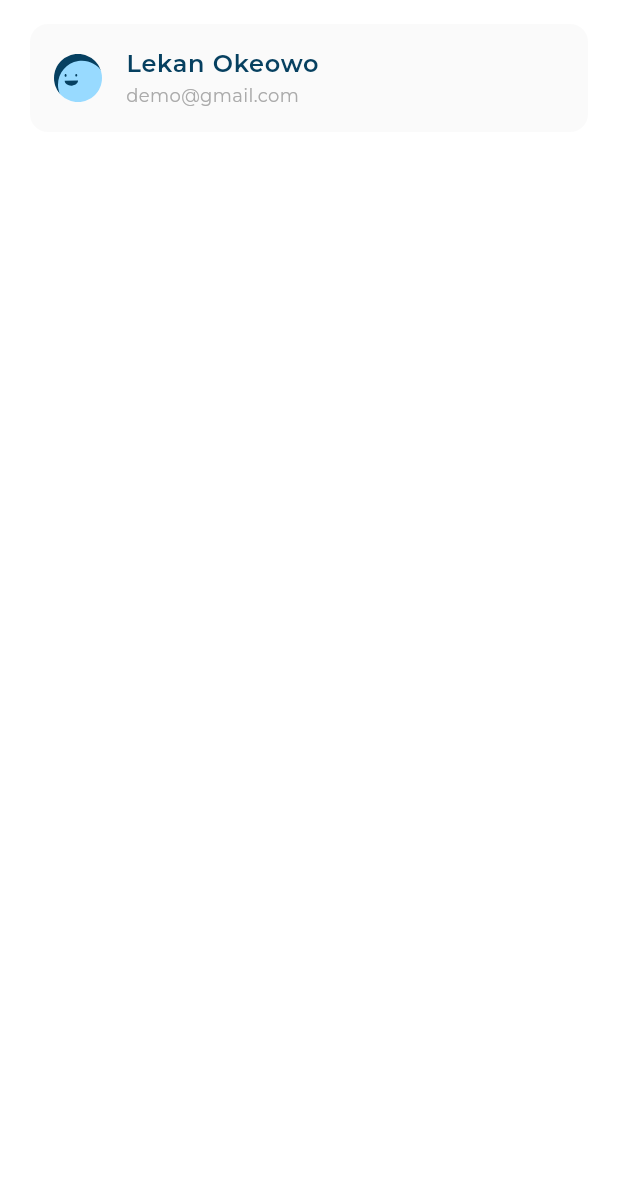
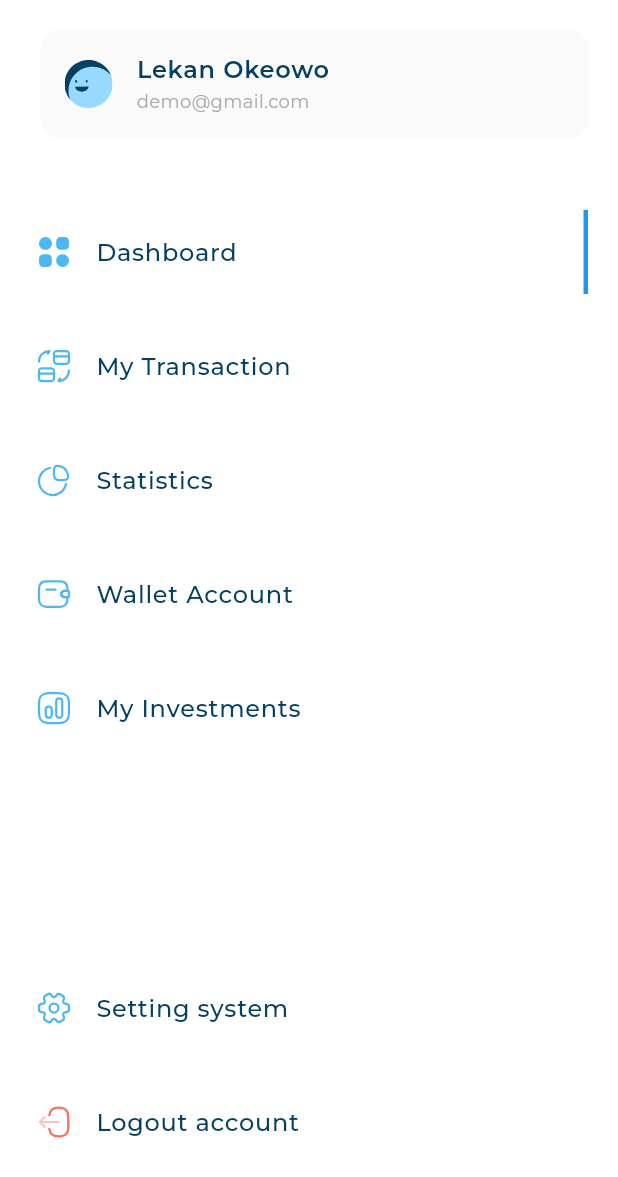
Before and after one commit to aconitum001/responsive-dashboard, a Flutter app: the CustomDrawer widget shown alone on an empty page, opened directly, on a phone screen of 412 x 824 dp. Shown: the top 1177 px of the screen. Run offline on Flutter 3.47's test engine with Material 3 defaults, Android fonts, the phone set to English and light mode, and no system bars; our stand-ins replace flutter_svg; project files that could hold a hidden picture were left out.

Commit message:
custom drawer widget done

```diff
--- a/lib/utils/app_assets.dart
+++ b/lib/utils/app_assets.dart
@@ -29,9 +29,9 @@ class Assets {
   /// assets/expense_icon.svg
   static const String assetsExpenseIcon = "assets/expense_icon.svg";
 
-  /// Assets for assetsFontsMontserratVariableFontWght
-  /// assets/fonts/Montserrat-VariableFont_wght.ttf
-  static const String assetsFontsMontserratVariableFontWght = "assets/fonts/Montserrat-VariableFont_wght.ttf";
+  /// Assets for assetsFontsMontserratRegular
+  /// assets/fonts/Montserrat-Regular.ttf
+  static const String assetsFontsMontserratRegular = "assets/fonts/Montserrat-Regular.ttf";
 
   /// Assets for assetsIncomeIcon
   /// assets/income_icon.svg
@@ -40,6 +40,14 @@ class Assets {
   /// Assets for assetsInvestmentsIcon
   /// assets/investments_icon.svg
   static const String assetsInvestmentsIcon = "assets/investments_icon.svg";
+
+  /// Assets for assetsLogout
+  /// assets/logout.svg
+  static const String assetsLogout = "assets/logout.svg";
+
+  /// Assets for assetsSetting2
+  /// assets/setting-2.svg
+  static const String assetsSetting2 = "assets/setting-2.svg";
 
   /// Assets for assetsStatisticsIcon
   /// assets/statistics_icon.svg
--- a/lib/widgets/custom_drawer.dart
+++ b/lib/widgets/custom_drawer.dart
@@ -1,25 +1,97 @@
 import 'package:flutter/material.dart';
+import 'package:responsive_dashboard/models/drawer_item_model.dart';
 import 'package:responsive_dashboard/utils/app_assets.dart';
+import 'package:responsive_dashboard/widgets/drawer_item.dart';
 import 'package:responsive_dashboard/widgets/user_info_list_tile.dart';
 
 class CustomDrawer extends StatelessWidget {
   const CustomDrawer({super.key});
 
+  static const List<DrawerItemModel> items = [
+    DrawerItemModel(
+      title: "Dashboard",
+      image: Assets.assetsDashboardIcon,
+    ),
+    DrawerItemModel(
+      title: "My Transaction",
+      image: Assets.assetsTransactionIcon,
+    ),
+    DrawerItemModel(
+      title: "Statistics",
+      image: Assets.assetsStatisticsIcon,
+    ),
+    DrawerItemModel(
+      title: "Wallet Account",
+      image: Assets.assetsWalletIcon,
+    ),
+    DrawerItemModel(
+      title: "My Investments",
+      image: Assets.assetsInvestmentsIcon,
+    ),
+    DrawerItemModel(
+      title: "Setting system",
+      image: Assets.assetsSetting2,
+    ),
+    DrawerItemModel(
+      title: "Logout account",
+      image: Assets.assetsLogout,
+    ),
+  ];
+
   @override
   Widget build(BuildContext context) {
     return Container(
       color: Colors.white,
-      child: const Column(
+      child: Column(
         crossAxisAlignment: CrossAxisAlignment.start,
         children: [
-          UserInfoListTile(
+          const UserInfoListTile(
             title: "Lekan Okeowo",
             subTitle: "demo@gmail.com",
             image: Assets.assetsAvatar3,
           ),
-          SizedBox(
+          const SizedBox(
             height: 8,
           ),
+          Padding(
+            padding: const EdgeInsets.only(left: 8, right: 20),
+            child: ListView.builder(
+              shrinkWrap: true,
+              itemCount: items.length - 2,
+              physics: const NeverScrollableScrollPhysics(),
+              itemBuilder: (context, index) {
+                return Padding(
+                  padding: const EdgeInsets.only(
+                    top: 20,
+                  ),
+                  child: DrawerItem(
+                    drawerItemModel: items[index],
+                    isSelected: index == 0 ? true : false,
+                  ),
+                );
+              },
+            ),
+          ),
+          const Spacer(
+            flex: 1,
+          ),
+          Padding(
+            padding: const EdgeInsets.only(left: 8, bottom: 48, right: 20),
+            child: ListView.builder(
+              shrinkWrap: true,
+              itemCount: items.length - 5,
+              physics: const NeverScrollableScrollPhysics(),
+              itemBuilder: (context, index) {
+                return Padding(
+                  padding: const EdgeInsets.only(top: 20),
+                  child: DrawerItem(
+                    drawerItemModel: items[index + 5],
+                    isSelected: false,
+                  ),
+                );
+              },
+            ),
+          )
         ],
       ),
     );
--- a/lib/widgets/dashboard_desktop_layout.dart
+++ b/lib/widgets/dashboard_desktop_layout.dart
@@ -10,17 +10,17 @@ class DashboardDesktopLayout extends StatelessWidget {
     return Row(
       children: [
         const Expanded(
-          flex: 1,
+          flex: 2,
           child: CustomDrawer(),
         ),
         Expanded(
-          flex: 3,
+          flex: 5,
           child: Container(
             color: Colors.red,
           ),
         ),
         Expanded(
-          flex: 2,
+          flex: 4,
           child: Container(
             color: Colors.purple,
           ),
--- a/lib/widgets/drawer_item.dart
+++ b/lib/widgets/drawer_item.dart
@@ -4,16 +4,27 @@ import 'package:responsive_dashboard/models/drawer_item_model.dart';
 import 'package:responsive_dashboard/utils/app_styles.dart';
 
 class DrawerItem extends StatelessWidget {
-  const DrawerItem({super.key, required this.drawerItemModel});
+  const DrawerItem(
+      {super.key, required this.drawerItemModel, required this.isSelected});
 
   final DrawerItemModel drawerItemModel;
+  final bool isSelected;
   @override
   Widget build(BuildContext context) {
-    return ListTile(
-      leading: SvgPicture.asset(drawerItemModel.image),
-      title: Text(
-        drawerItemModel.title,
-        style: AppStyles.styleMedium16,
+    return Container(
+      decoration: BoxDecoration(
+        border: isSelected
+            ? const Border(
+                right: BorderSide(color: Colors.blue, width: 3),
+              )
+            : null,
+      ),
+      child: ListTile(
+        leading: SvgPicture.asset(drawerItemModel.image),
+        title: Text(
+          drawerItemModel.title,
+          style: AppStyles.styleMedium16,
+        ),
       ),
     );
   }
--- a/lib/widgets/user_info_list_tile.dart
+++ b/lib/widgets/user_info_list_tile.dart
@@ -15,7 +15,7 @@ class UserInfoListTile extends StatelessWidget {
   @override
   Widget build(BuildContext context) {
     return Card(
-      margin: const EdgeInsets.symmetric(horizontal: 20, vertical: 16),
+      margin: const EdgeInsets.only(left: 27, right: 20, top: 20, bottom: 20),
       color: const Color(0xffFAFAFA),
       elevation: 0,
       child: ListTile(
```
Also changed, not shown: assets/logout.svg (added), assets/setting-2.svg (added).
